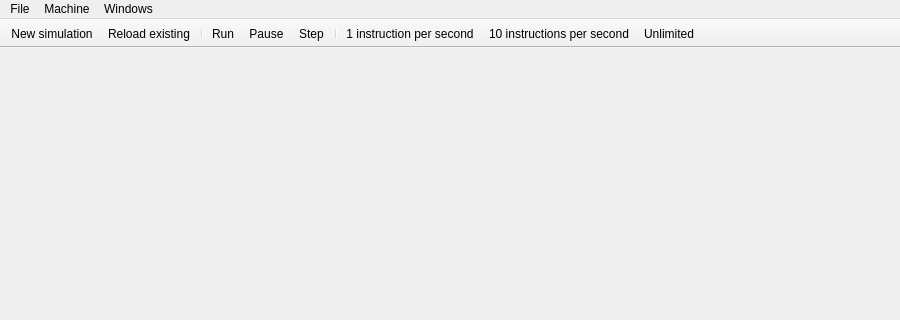
Qt form qtmips_gui/MainWindow.ui (cvut/qtrvsim) before a commit; both pictures show x 0 to 900 and y 0 to 320 of the 900 by 600 pixel window.
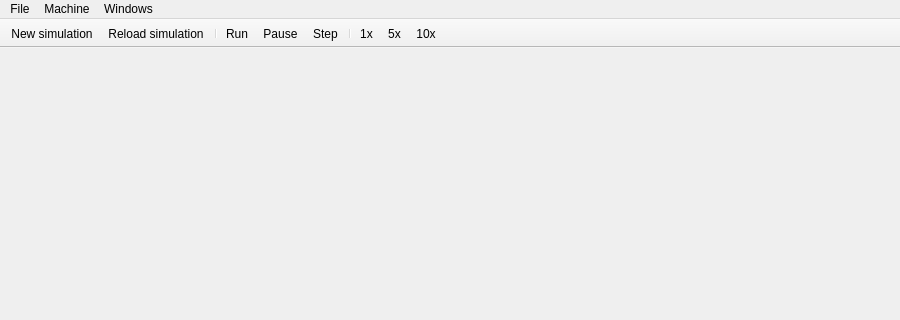
The same form after that commit. Icons and pictures are not drawn.

Commit message: Tweak shortcuts for primary window

```diff
--- a/qtmips_gui/MainWindow.ui
+++ b/qtmips_gui/MainWindow.ui
@@ -113,8 +113,8 @@
    <addaction name="actionStep"/>
    <addaction name="separator"/>
    <addaction name="ips1"/>
+   <addaction name="ips5"/>
    <addaction name="ips10"/>
-   <addaction name="ipsUnlimited"/>
   </widget>
   <action name="actionNew">
    <property name="icon">
@@ -191,6 +191,9 @@
    <property name="text">
     <string>1 instruction per second</string>
    </property>
+   <property name="iconText">
+    <string>1x</string>
+   </property>
    <property name="toolTip">
     <string>Run CPU in speed of single instruction per second</string>
    </property>
@@ -202,6 +205,9 @@
    <property name="text">
     <string>5 instructions per second</string>
    </property>
+   <property name="iconText">
+    <string>5x</string>
+   </property>
    <property name="toolTip">
     <string>Run CPU in speed of 5 instructions per second</string>
    </property>
@@ -213,6 +219,9 @@
    <property name="text">
     <string>10 instructions per second</string>
    </property>
+   <property name="iconText">
+    <string>10x</string>
+   </property>
    <property name="toolTip">
     <string>Run CPU in speed of 10 instructions per second</string>
    </property>
@@ -265,7 +274,10 @@
      <normaloff>:/icons/reload.png</normaloff>:/icons/reload.png</iconset>
    </property>
    <property name="text">
-    <string>Reload existing</string>
+    <string>Reload simulation</string>
+   </property>
+   <property name="shortcut">
+    <string>Ctrl+Shift+R</string>
    </property>
   </action>
  </widget>
```
Left out of the diff: 25 changed lines with no effect on the pictures.
